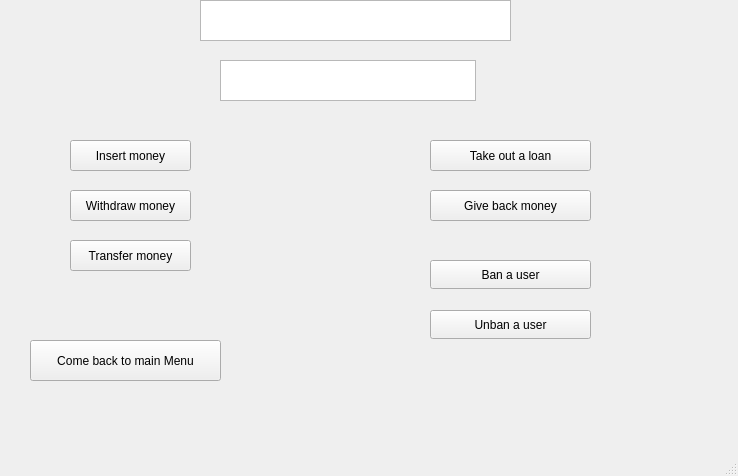
This is mainwindow.ui in KsaweryL/Qt-bank as Qt 5 draws it before an edit. The edited form follows.
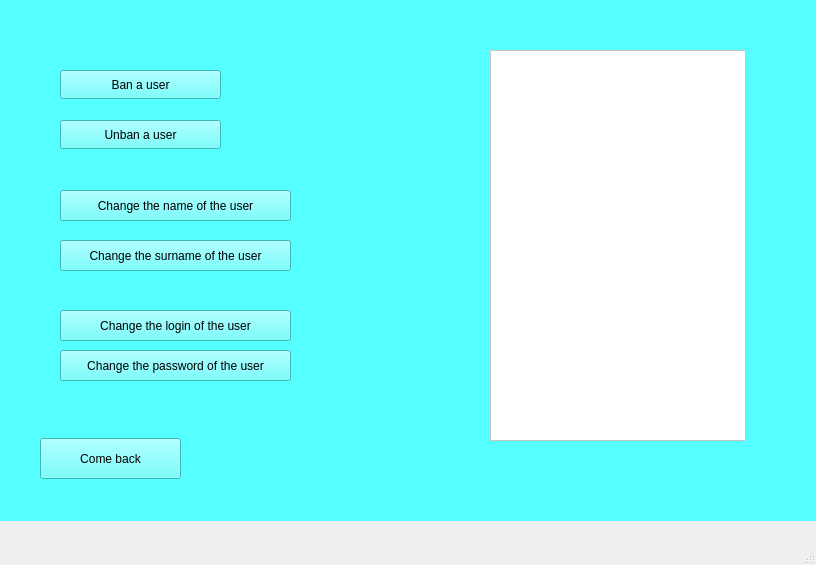
This is the edited form. The open tabs and pages were chosen to show the change.

Commit message: Added more functionalities for the admin

Diff of the .ui file:
```diff
--- a/mainwindow.ui
+++ b/mainwindow.ui
@@ -6,8 +6,8 @@
    <rect>
     <x>0</x>
     <y>0</y>
-    <width>738</width>
-    <height>476</height>
+    <width>816</width>
+    <height>565</height>
    </rect>
   </property>
   <property name="windowTitle">
@@ -19,10 +19,13 @@
      <rect>
       <x>0</x>
       <y>-10</y>
-      <width>731</width>
-      <height>461</height>
+      <width>821</width>
+      <height>531</height>
      </rect>
     </property>
+    <property name="styleSheet">
+     <string notr="true">background-color: rgb(85, 255, 255);</string>
+    </property>
     <property name="currentIndex">
      <number>0</number>
     </property>
@@ -336,12 +339,15 @@
      <widget class="QTextBrowser" name="textBrowser_welcome">
       <property name="geometry">
        <rect>
-        <x>200</x>
+        <x>220</x>
         <y>10</y>
         <width>311</width>
-        <height>41</height>
+        <height>51</height>
        </rect>
       </property>
+      <property name="styleSheet">
+       <string notr="true">background-color: rgb(255, 255, 255);</string>
+      </property>
      </widget>
      <widget class="QPushButton" name="pushButton_InsertMoney">
       <property name="geometry">
@@ -385,12 +391,15 @@
      <widget class="QTextBrowser" name="textBrowser_currentBalance">
       <property name="geometry">
        <rect>
-        <x>220</x>
-        <y>70</y>
-        <width>256</width>
-        <height>41</height>
+        <x>160</x>
+        <y>80</y>
+        <width>451</width>
+        <height>61</height>
        </rect>
       </property>
+      <property name="styleSheet">
+       <string notr="true">background-color: rgb(255, 255, 255);</string>
+      </property>
      </widget>
      <widget class="QPushButton" name="pushButton_TakeOutLoan">
       <property name="geometry">
@@ -421,40 +430,27 @@
      <widget class="QPushButton" name="pushButton_ComeBackMainMenu">
       <property name="geometry">
        <rect>
-        <x>30</x>
-        <y>350</y>
-        <width>191</width>
-        <height>41</height>
+        <x>10</x>
+        <y>460</y>
+        <width>221</width>
+        <height>51</height>
        </rect>
       </property>
       <property name="text">
        <string>Come back to main Menu</string>
       </property>
      </widget>
-     <widget class="QPushButton" name="pushButton_BanningTheUser">
+     <widget class="QPushButton" name="pushButton_MoreOptions">
       <property name="geometry">
        <rect>
         <x>430</x>
-        <y>270</y>
-        <width>161</width>
-        <height>29</height>
+        <y>300</y>
+        <width>151</width>
+        <height>31</height>
        </rect>
       </property>
       <property name="text">
-       <string>Ban a user</string>
-      </property>
-     </widget>
-     <widget class="QPushButton" name="pushButton_UnbanningTheUser">
-      <property name="geometry">
-       <rect>
-        <x>430</x>
-        <y>320</y>
-        <width>161</width>
-        <height>29</height>
-       </rect>
-      </property>
-      <property name="text">
-       <string>Unban a user</string>
+       <string>More options</string>
       </property>
      </widget>
     </widget>
@@ -629,6 +625,112 @@
       </property>
      </widget>
     </widget>
+    <widget class="QWidget" name="page_6">
+     <widget class="QTextBrowser" name="textBrowser_ListOfUsers">
+      <property name="geometry">
+       <rect>
+        <x>490</x>
+        <y>60</y>
+        <width>256</width>
+        <height>391</height>
+       </rect>
+      </property>
+      <property name="styleSheet">
+       <string notr="true">background-color: rgb(255, 255, 255);</string>
+      </property>
+     </widget>
+     <widget class="QPushButton" name="pushButton_ComeBack_ListOfUsers">
+      <property name="geometry">
+       <rect>
+        <x>40</x>
+        <y>448</y>
+        <width>141</width>
+        <height>41</height>
+       </rect>
+      </property>
+      <property name="text">
+       <string>Come back</string>
+      </property>
+     </widget>
+     <widget class="QPushButton" name="pushButton_BanningTheUser">
+      <property name="geometry">
+       <rect>
+        <x>60</x>
+        <y>80</y>
+        <width>161</width>
+        <height>29</height>
+       </rect>
+      </property>
+      <property name="text">
+       <string>Ban a user</string>
+      </property>
+     </widget>
+     <widget class="QPushButton" name="pushButton_UnbanningTheUser">
+      <property name="geometry">
+       <rect>
+        <x>60</x>
+        <y>130</y>
+        <width>161</width>
+        <height>29</height>
+       </rect>
+      </property>
+      <property name="text">
+       <string>Unban a user</string>
+      </property>
+     </widget>
+     <widget class="QPushButton" name="pushButton_changeNameAdmin">
+      <property name="geometry">
+       <rect>
+        <x>60</x>
+        <y>200</y>
+        <width>231</width>
+        <height>31</height>
+       </rect>
+      </property>
+      <property name="text">
+       <string>Change the name of the user</string>
+      </property>
+     </widget>
+     <widget class="QPushButton" name="pushButton_changeSurnameAdmin">
+      <property name="geometry">
+       <rect>
+        <x>60</x>
+        <y>250</y>
+        <width>231</width>
+        <height>31</height>
+       </rect>
+      </property>
+      <property name="text">
+       <string>Change the surname of the user</string>
+      </property>
+     </widget>
+     <widget class="QPushButton" name="pushButton_changeLoginAdmin">
+      <property name="geometry">
+       <rect>
+        <x>60</x>
+        <y>320</y>
+        <width>231</width>
+        <height>31</height>
+       </rect>
+      </property>
+      <property name="text">
+       <string>Change the login of the user</string>
+      </property>
+     </widget>
+     <widget class="QPushButton" name="pushButton_changePasswordAdmin">
+      <property name="geometry">
+       <rect>
+        <x>60</x>
+        <y>360</y>
+        <width>231</width>
+        <height>31</height>
+       </rect>
+      </property>
+      <property name="text">
+       <string>Change the password of the user</string>
+      </property>
+     </widget>
+    </widget>
    </widget>
   </widget>
   <widget class="QMenuBar" name="menubar">
```
Left out of the diff: 130 changed lines with no effect on the pictures. The commit also changes 9 other files.
